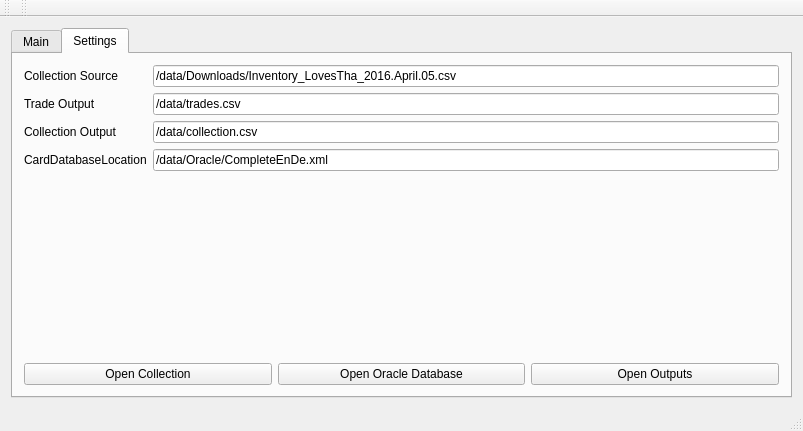
Before: the Qt Designer form pcmwindow.ui in LovesTha/PyeCollectionManager, drawn with Qt 5.
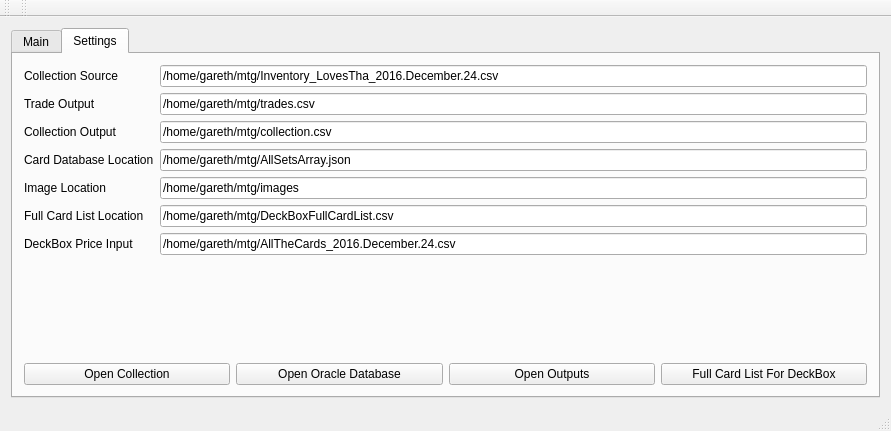
After: the same form once the commit is applied. The open tabs and pages were chosen to show the change.

Commit message: Good interrum spot, substantial change to use mtgjson for oracle source and deckbox export for price data (can also export a complete list of cards to be imported to deckbox so deckbox can export with price data)

What changed in the file:
```diff
--- a/pcmwindow.ui
+++ b/pcmwindow.ui
@@ -6,7 +6,7 @@
    <rect>
     <x>0</x>
     <y>0</y>
-    <width>469</width>
+    <width>891</width>
     <height>431</height>
    </rect>
   </property>
@@ -160,7 +160,7 @@
           <item row="0" column="1">
            <widget class="QLineEdit" name="collectionSourceLineEdit">
             <property name="text">
-             <string>/data/Downloads/Inventory_LovesTha_2016.April.05.csv</string>
+             <string>/home/gareth/mtg/Inventory_LovesTha_2016.December.24.csv</string>
             </property>
            </widget>
           </item>
@@ -174,7 +174,7 @@
           <item row="1" column="1">
            <widget class="QLineEdit" name="tradeOutputLineEdit">
             <property name="text">
-             <string>/data/trades.csv</string>
+             <string>/home/gareth/mtg/trades.csv</string>
             </property>
            </widget>
           </item>
@@ -188,21 +188,63 @@
           <item row="3" column="1">
            <widget class="QLineEdit" name="collectionOutputLineEdit">
             <property name="text">
-             <string>/data/collection.csv</string>
+             <string>/home/gareth/mtg/collection.csv</string>
             </property>
            </widget>
           </item>
           <item row="4" column="0">
            <widget class="QLabel" name="cardDatabaseLocationLabel">
             <property name="text">
-             <string>CardDatabaseLocation</string>
+             <string>Card Database Location</string>
             </property>
            </widget>
           </item>
           <item row="4" column="1">
            <widget class="QLineEdit" name="cardDatabaseLocationLineEdit">
             <property name="text">
-             <string>/data/Oracle/CompleteEnDe.xml</string>
+             <string>/home/gareth/mtg/AllSetsArray.json</string>
+            </property>
+           </widget>
+          </item>
+          <item row="5" column="0">
+           <widget class="QLabel" name="imageLocationLabel">
+            <property name="text">
+             <string>Image Location</string>
+            </property>
+           </widget>
+          </item>
+          <item row="5" column="1">
+           <widget class="QLineEdit" name="imageLocationLineEdit">
+            <property name="text">
+             <string>/home/gareth/mtg/images</string>
+            </property>
+           </widget>
+          </item>
+          <item row="6" column="0">
+           <widget class="QLabel" name="fullCardListLocationLabel">
+            <property name="text">
+             <string>Full Card List Location</string>
+            </property>
+           </widget>
+          </item>
+          <item row="6" column="1">
+           <widget class="QLineEdit" name="fullCardListLocationLineEdit">
+            <property name="text">
+             <string>/home/gareth/mtg/DeckBoxFullCardList.csv</string>
+            </property>
+           </widget>
+          </item>
+          <item row="7" column="0">
+           <widget class="QLabel" name="deckBoxPriceInputLabel">
+            <property name="text">
+             <string>DeckBox Price Input</string>
+            </property>
+           </widget>
+          </item>
+          <item row="7" column="1">
+           <widget class="QLineEdit" name="deckBoxPriceInputLineEdit">
+            <property name="text">
+             <string>/home/gareth/mtg/AllTheCards_2016.December.24.csv</string>
             </property>
            </widget>
           </item>
@@ -234,6 +276,13 @@
             </property>
            </widget>
           </item>
+          <item>
+           <widget class="QPushButton" name="pbFullCardListDB">
+            <property name="text">
+             <string>Full Card List For DeckBox</string>
+            </property>
+           </widget>
+          </item>
          </layout>
         </item>
        </layout>
```
Left out of the diff: 6 changed lines with no effect on the pictures. The commit also changes 2 other files.
